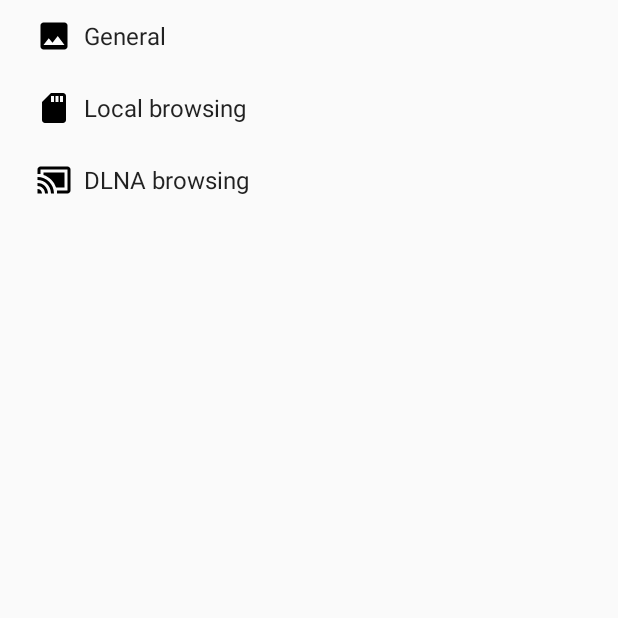
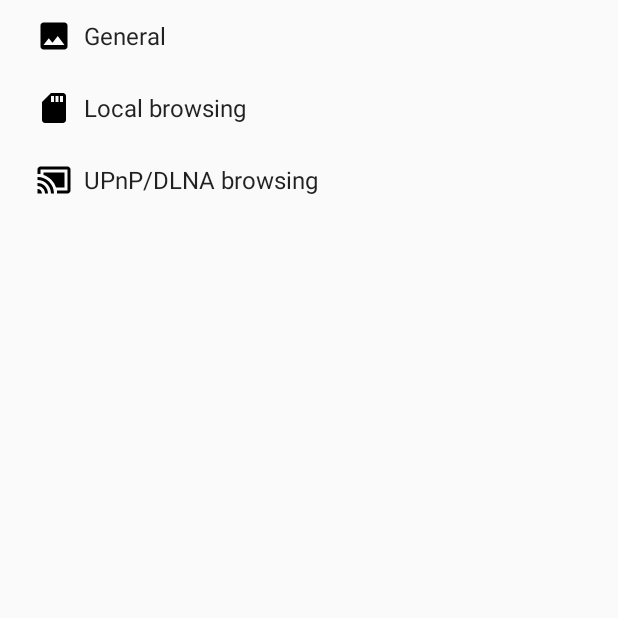
Before and after one commit to Pilou44/VideosEnfants, an Android app: the SettingsActivity screen opened directly, with no data from a screen before it, on a phone screen of 412 x 824 dp, the top half of it. Run offline under Robolectric (Android 15) with nearby library versions, the phone set to English and light mode, and no system bars.

Commit message:
[DEV] Optimize browsing preferences, fix hard coded keys in java and prepare DLNA browsing

```diff
--- a/app/src/main/java/com/freak/videosenfants/elements/preferences/AddButtonPreference.java
+++ b/app/src/main/java/com/freak/videosenfants/elements/preferences/AddButtonPreference.java
@@ -68,6 +68,7 @@
     protected void onBindView(View view) {
         super.onBindView(view);
         Button addButton = (Button) view.findViewById(R.id.add_button);
+        addButton.setText(getTitle());
         addButton.setOnClickListener(this);
     }
 
--- a/app/src/main/res/values/booleans.xml
+++ b/app/src/main/res/values/booleans.xml
@@ -1,4 +1,5 @@
 <?xml version="1.0" encoding="utf-8"?>
 <resources>
     <bool name="default_switch_local">false</bool>
+    <bool name="default_switch_dlna">false</bool>
 </resources>
--- a/app/src/main/res/values/integers.xml
+++ b/app/src/main/res/values/integers.xml
@@ -1,4 +1,5 @@
 <?xml version="1.0" encoding="utf-8"?>
 <resources>
     <integer name="local_roots_number">3</integer>
+    <integer name="dlna_servers_number">3</integer>
 </resources>
--- a/app/src/main/res/values/strings.xml
+++ b/app/src/main/res/values/strings.xml
@@ -3,25 +3,30 @@
     <string name="action_settings">Settings</string>
     <string name="title_activity_settings">Settings</string>
 
+    <!-- Key strings -->
     <string name="key_local_switch" translatable="false">local_switch</string>
     <string name="key_local_browse" translatable="false">local_browse</string>
     <string name="key_local_browse_0" translatable="false">local_browse_0</string>
     <string name="key_local_browse_1" translatable="false">local_browse_1</string>
     <string name="key_local_browse_2" translatable="false">local_browse_2</string>
+    <string name="key_dlna_switch" translatable="false">dlna_switch</string>
+    <string name="key_dlna_browse" translatable="false">dlna_browse</string>
+    <string name="key_dlna_browse_0" translatable="false">dlna_browse_0</string>
+    <string name="key_dlna_browse_1" translatable="false">dlna_browse_1</string>
+    <string name="key_dlna_browse_2" translatable="false">dlna_browse_2</string>
     <string name="key_visible" translatable="false">_visible</string>
 
     <!-- Strings related to Settings -->
     <string name="pref_header_general">General</string>
     <string name="pref_header_local">Local browsing</string>
-    <string name="pref_header_dlna">DLNA browsing</string>
-    <string name="pref_title_dlna_list" />
-    <string name="browse">Browse</string>
-    <string name="pref_title_dlna_switch">DLNA/UPnP</string>
-    <string name="pref_dlna_add">Add a DLNA server</string>
+    <string name="pref_header_dlna">UPnP/DLNA browsing</string>
     <string name="default_local_pictures">/sdcard/VideosForChildren/</string>
     <string name="pref_description_local_pictures">Path to thumbnails directory</string>
     <string name="pref_title_local_pictures">Thumbnails</string>
     <string name="pref_title_local_switch">Local files</string>
-    <string name="pref_local_add">Add a local directory</string>
+    <string name="pref_local_add">Root directory for local files</string>
     <string name="pref_local_add_button">Add a root directory</string>
+    <string name="pref_title_dlna_switch">UPnP/DLNA</string>
+    <string name="pref_dlna_add">UPnP/DLNA server</string>
+    <string name="pref_dlna_add_button">Add a UPnP/DLNA server</string>
 </resources>
--- a/app/src/main/res/xml/pref_dlna.xml
+++ b/app/src/main/res/xml/pref_dlna.xml
@@ -1,15 +1,37 @@
-<PreferenceScreen xmlns:android="http://schemas.android.com/apk/res/android">
+<PreferenceScreen xmlns:android="http://schemas.android.com/apk/res/android"
+    xmlns:app="http://schemas.android.com/apk/res/com.freak.videosenfants">
 
     <!-- A 'parent' preference, which enables/disables child preferences (below)
          when checked/unchecked. -->
     <SwitchPreference
-        android:defaultValue="true"
-        android:key="dlna_switch"
+        android:defaultValue="@bool/default_switch_dlna"
+        android:key="@string/key_dlna_switch"
         android:title="@string/pref_title_dlna_switch" />
+
+    <com.freak.videosenfants.elements.preferences.AddButtonPreference
+        android:key="@string/key_dlna_browse"
+        android:title="@string/pref_dlna_add_button"
+        app:itemsNumber="@integer/dlna_servers_number" />
 
     <com.freak.videosenfants.elements.preferences.BrowseDlnaPreference
         android:defaultValue="@null"
-        android:key="dlna_browse_0"
-        android:title="@string/pref_dlna_add" />
+        android:key="@string/key_dlna_browse_0"
+        android:title="@string/pref_dlna_add"
+        app:visible="false"
+        app:deletable="true" />
+
+    <com.freak.videosenfants.elements.preferences.BrowseDlnaPreference
+        android:defaultValue="@null"
+        android:key="@string/key_dlna_browse_1"
+        android:title="@string/pref_dlna_add"
+        app:visible="false"
+        app:deletable="true" />
+
+    <com.freak.videosenfants.elements.preferences.BrowseDlnaPreference
+        android:defaultValue="@null"
+        android:key="@string/key_dlna_browse_2"
+        android:title="@string/pref_dlna_add"
+        app:visible="false"
+        app:deletable="true" />
 
 </PreferenceScreen>
```
Also changed, not shown: app/src/main/java/com/freak/videosenfants/SettingsActivity.java (+69 -5 lines), app/src/main/java/com/freak/videosenfants/elements/preferences/BrowseDlnaPreference.java (+6 -2 lines), app/src/main/java/com/freak/videosenfants/elements/preferences/BrowseLocalPreference.java (+5 -106 lines), app/src/main/java/com/freak/videosenfants/elements/preferences/BrowsePreference.java (added, +138 -0 lines), app/src/main/res/layout/preference_browse.xml (renamed from app/src/main/res/layout/preference_local.xml).
